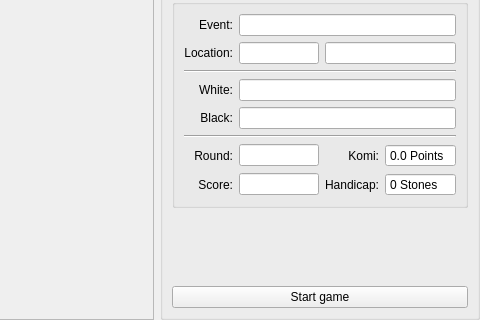
The window that src/gui/screens/setupscreen.ui (KDE/kigo) describes before a commit, drawn with Qt 5; both pictures show x 259 to 739 and y 266 to 586 of the 739 by 586 pixel window.
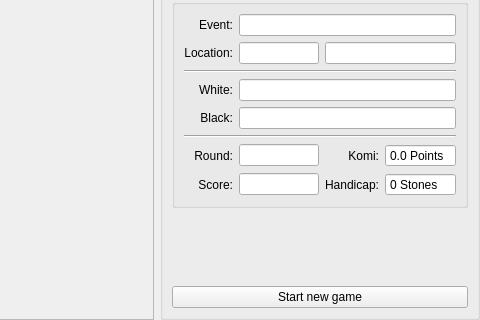
The same window after the commit. Custom widgets are drawn as their Qt base class.

What changed in the file:
```diff
--- a/src/gui/screens/setupscreen.ui
+++ b/src/gui/screens/setupscreen.ui
@@ -937,7 +937,7 @@
          </sizepolicy>
         </property>
         <property name="text" >
-         <string>Start game</string>
+         <string>Start new game</string>
         </property>
         <property name="shortcut" >
          <string>Ctrl+S</string>
```
